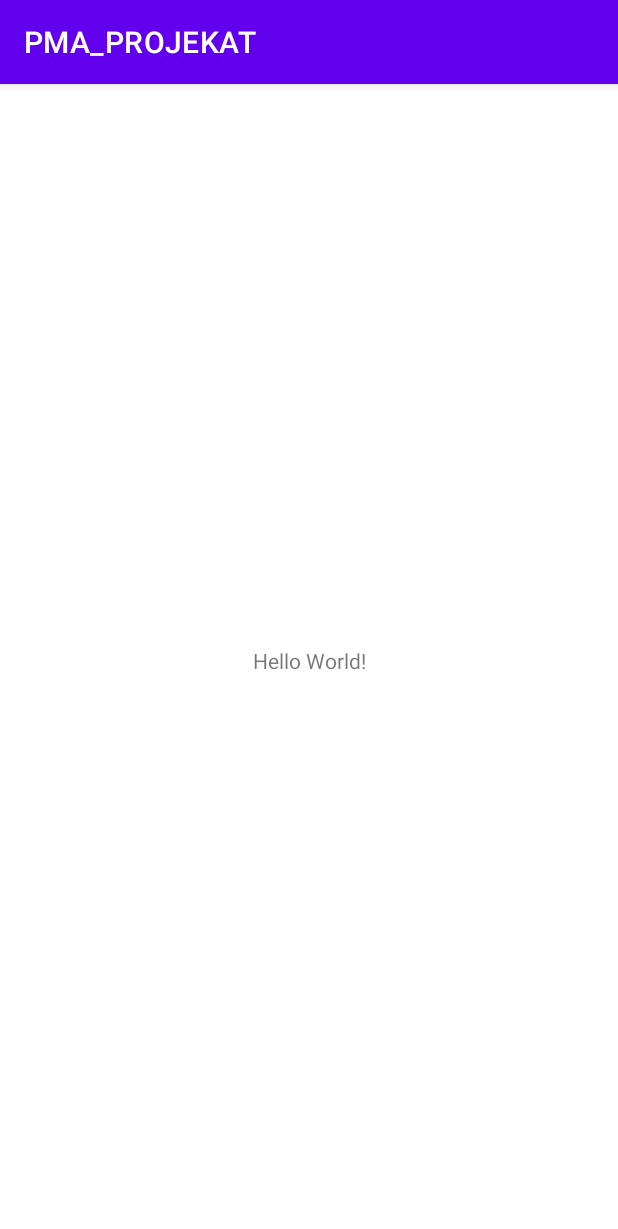
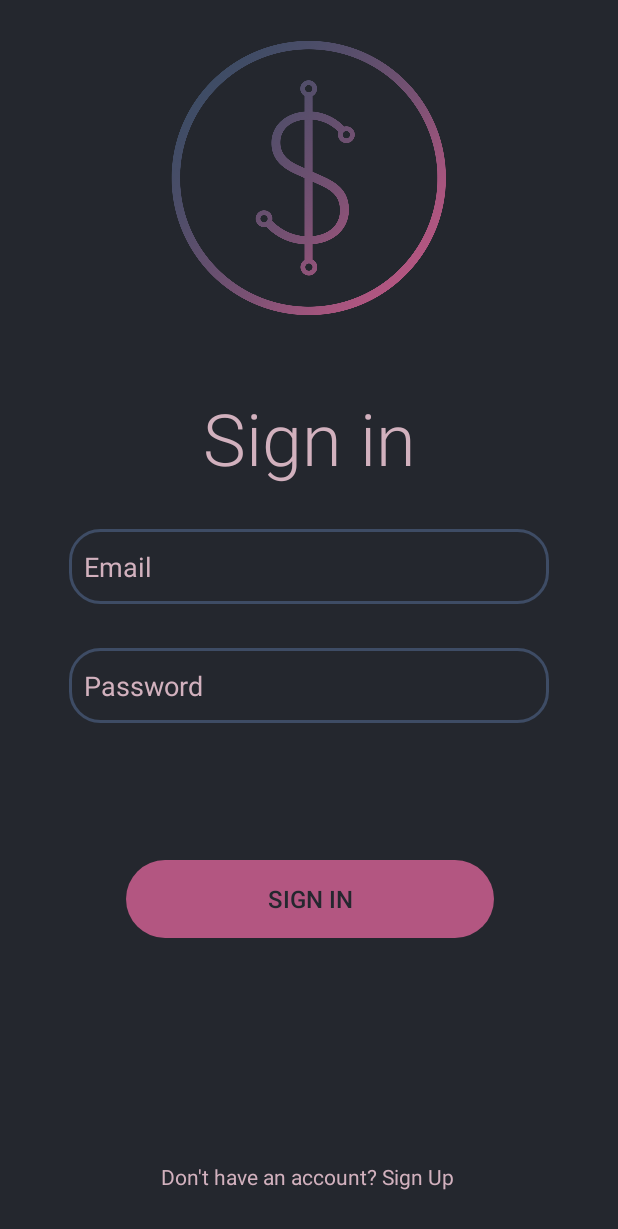
Before and after one commit to uncle-draza/ShkeCrypto, an Android app: the screen it shows after launch (MainActivity before the commit, SignInActivity after it), on a phone screen of 412 x 824 dp. Shown: the top 1229 px of the screen. Run offline under Robolectric (Android 15) with nearby library versions, the phone set to English and light mode, and no system bars.

Commit message:
skica signin strane

```diff
--- a/app/build.gradle
+++ b/app/build.gradle
@@ -6,7 +6,7 @@ plugins {
 
 android {
     namespace 'com.example.pma_projekat'
-    compileSdk 32
+    compileSdk 33
 
     defaultConfig {
         applicationId "com.example.pma_projekat"
--- a/app/src/main/AndroidManifest.xml
+++ b/app/src/main/AndroidManifest.xml
@@ -13,7 +13,7 @@
         android:theme="@style/Theme.PMA_PROJEKAT"
         tools:targetApi="31">
         <activity
-            android:name=".SignInActivity"
+            android:name=".MainActivity"
             android:exported="false">
             <meta-data
                 android:name="android.app.lib_name"
@@ -27,7 +27,7 @@
                 android:value="" />
         </activity>
         <activity
-            android:name=".MainActivity"
+            android:name=".SignInActivity"
             android:exported="true">
             <intent-filter>
                 <action android:name="android.intent.action.MAIN" />
--- a/app/src/main/java/com/example/pma_projekat/SignInActivity.kt
+++ b/app/src/main/java/com/example/pma_projekat/SignInActivity.kt
@@ -1,11 +1,29 @@
 package com.example.pma_projekat
 
+import android.os.Build
 import androidx.appcompat.app.AppCompatActivity
 import android.os.Bundle
+import android.view.View
+import android.view.Window
+import android.view.WindowManager
+import androidx.annotation.RequiresApi
+import androidx.core.view.WindowCompat
 
-class SignInActivity : AppCompatActivity() {
-    override fun onCreate(savedInstanceState: Bundle?) {
+class SignInActivity : AppCompatActivity()
+{
+
+    override fun onCreate(savedInstanceState: Bundle?)
+    {
         super.onCreate(savedInstanceState)
+
+        //window.addFlags(WindowManager.LayoutParams.FLAG_FULLSCREEN)
+
+
+        //window.attributes.layoutInDisplayCutoutMode = WindowManager.LayoutParams.LAYOUT_IN_DISPLAY_CUTOUT_MODE_SHORT_EDGES
+        requestWindowFeature(Window.FEATURE_NO_TITLE)
+
+
+
         setContentView(R.layout.activity_sign_in)
     }
 }
--- /dev/null
+++ b/app/src/main/res/drawable/rounded_button.xml
@@ -0,0 +1,7 @@
+<?xml version="1.0" encoding="utf-8"?>
+<shape xmlns:android="http://schemas.android.com/apk/res/android" android:shape="rectangle">
+    <solid android:color="#B35681" />
+    <corners android:radius="40dp"/>
+    <stroke android:width="0dp" android:color="#3E4C65"/>
+    <padding android:top="10dp" android:bottom="10dp" android:left="10dp" android:right="10dp"/>
+</shape>
--- /dev/null
+++ b/app/src/main/res/drawable/rounded_edit_text.xml
@@ -0,0 +1,7 @@
+<?xml version="1.0" encoding="utf-8"?>
+<shape xmlns:android="http://schemas.android.com/apk/res/android" android:shape="rectangle">
+    <solid android:color="#24272E" />
+    <corners android:radius="20dp"/>
+    <stroke android:width="2dp" android:color="#3E4C65"/>
+    <padding android:top="10dp" android:bottom="10dp" android:left="10dp" android:right="10dp"/>
+</shape>
--- a/app/src/main/res/layout/activity_sign_in.xml
+++ b/app/src/main/res/layout/activity_sign_in.xml
@@ -4,6 +4,111 @@
     xmlns:tools="http://schemas.android.com/tools"
     android:layout_width="match_parent"
     android:layout_height="match_parent"
+    android:background="#24272E"
     tools:context=".SignInActivity">
 
+    <TextView
+        android:id="@+id/textView"
+        android:layout_width="222dp"
+        android:layout_height="67dp"
+        android:background="#00FF0000"
+        android:fontFamily="sans-serif-light"
+        android:text="Sign in"
+        android:textAlignment="center"
+        android:textColor="#D2B1BE"
+        android:textSize="48sp"
+        app:layout_constraintBottom_toBottomOf="parent"
+        app:layout_constraintEnd_toEndOf="parent"
+        app:layout_constraintStart_toStartOf="parent"
+        app:layout_constraintTop_toTopOf="parent"
+        app:layout_constraintVertical_bias="0.343" />
+
+    <ImageView
+        android:id="@+id/imageViewLogo"
+        android:layout_width="264dp"
+        android:layout_height="237dp"
+        android:adjustViewBounds="true"
+        android:cropToPadding="false"
+        android:scaleType="fitCenter"
+        android:src="@drawable/logo"
+        app:layout_constraintBottom_toBottomOf="parent"
+        app:layout_constraintEnd_toEndOf="parent"
+        app:layout_constraintStart_toStartOf="parent"
+        app:layout_constraintTop_toTopOf="parent"
+        app:layout_constraintVertical_bias="0.0"
+        tools:src="@drawable/logo" />
+
+    <EditText
+        android:id="@+id/editTextTextEmailAddress"
+        android:layout_width="320dp"
+        android:layout_height="50dp"
+        android:background="@drawable/rounded_edit_text"
+        android:ems="10"
+        android:hint="Email"
+        android:inputType="textEmailAddress"
+        android:textColor="#D2B1BE"
+        android:textColorHint="#D2B1BE"
+        app:layout_constraintBottom_toBottomOf="parent"
+        app:layout_constraintEnd_toEndOf="parent"
+        app:layout_constraintStart_toStartOf="parent"
+        app:layout_constraintTop_toTopOf="parent"
+        app:layout_constraintVertical_bias="0.456" />
+
+    <EditText
+        android:id="@+id/editTextTextPassword"
+        android:layout_width="320dp"
+        android:layout_height="50dp"
+        android:background="@drawable/rounded_edit_text"
+        android:ems="10"
+        android:hint="Password"
+        android:inputType="textPassword"
+        android:textColorHint="#D2B1BE"
+        app:layout_constraintBottom_toBottomOf="parent"
+        app:layout_constraintEnd_toEndOf="parent"
+        app:layout_constraintStart_toStartOf="parent"
+        app:layout_constraintTop_toTopOf="parent"
+        app:layout_constraintVertical_bias="0.558" />
+
+    <androidx.appcompat.widget.AppCompatButton
+        android:id="@+id/button"
+        android:layout_width="245dp"
+        android:layout_height="52dp"
+        android:background="@drawable/rounded_button"
+        android:text="Sign in"
+        android:textColor="#24272E"
+        android:textSize="16sp"
+        app:layout_constraintBottom_toBottomOf="parent"
+        app:layout_constraintEnd_toEndOf="parent"
+        app:layout_constraintHorizontal_bias="0.504"
+        app:layout_constraintStart_toStartOf="parent"
+        app:layout_constraintTop_toTopOf="parent"
+        app:layout_constraintVertical_bias="0.743" />
+
+    <TextView
+        android:id="@+id/textView2"
+        android:layout_width="wrap_content"
+        android:layout_height="wrap_content"
+        android:clickable="false"
+        android:text="Don't have an account? "
+        android:textColor="#D2B1BE"
+        app:layout_constraintBottom_toBottomOf="parent"
+        app:layout_constraintEnd_toEndOf="parent"
+        app:layout_constraintHorizontal_bias="0.406"
+        app:layout_constraintStart_toStartOf="parent"
+        app:layout_constraintTop_toTopOf="parent"
+        app:layout_constraintVertical_bias="0.963" />
+
+    <TextView
+        android:id="@+id/textView3"
+        android:layout_width="wrap_content"
+        android:layout_height="wrap_content"
+        android:clickable="false"
+        android:text="Sign Up"
+        android:textColor="#D2B1BE"
+        app:layout_constraintBottom_toBottomOf="parent"
+        app:layout_constraintEnd_toEndOf="parent"
+        app:layout_constraintHorizontal_bias="0.0"
+        app:layout_constraintStart_toEndOf="@+id/textView2"
+        app:layout_constraintTop_toTopOf="parent"
+        app:layout_constraintVertical_bias="0.963" />
 </androidx.constraintlayout.widget.ConstraintLayout>
--- a/app/src/main/res/layout/activity_sign_up.xml
+++ b/app/src/main/res/layout/activity_sign_up.xml
@@ -4,6 +4,7 @@
     xmlns:tools="http://schemas.android.com/tools"
     android:layout_width="match_parent"
     android:layout_height="match_parent"
+    android:background="#24272E"
     tools:context=".SignUpActivity">
 
 </androidx.constraintlayout.widget.ConstraintLayout>
--- a/app/src/main/res/values/themes.xml
+++ b/app/src/main/res/values/themes.xml
@@ -1,16 +1,20 @@
 <resources xmlns:tools="http://schemas.android.com/tools">
     <!-- Base application theme. -->
-    <style name="Theme.PMA_PROJEKAT" parent="Theme.MaterialComponents.DayNight.DarkActionBar">
+    <style name="Theme.PMA_PROJEKAT" parent="Theme.MaterialComponents.DayNight.NoActionBar">
         <!-- Primary brand color. -->
         <item name="colorPrimary">@color/purple_500</item>
-        <item name="colorPrimaryVariant">@color/purple_700</item>
-        <item name="colorOnPrimary">@color/white</item>
+        <item name="colorPrimaryVariant">#24272E</item>
+        <item name="colorOnPrimary">#FFEB3B</item>
         <!-- Secondary brand color. -->
         <item name="colorSecondary">@color/teal_200</item>
         <item name="colorSecondaryVariant">@color/teal_700</item>
         <item name="colorOnSecondary">@color/black</item>
         <!-- Status bar color. -->
-        <item name="android:statusBarColor">?attr/colorPrimaryVariant</item>
+        <item name="android:statusBarColor">#24272E</item>
+        <item name="android:navigationBarColor">#24272E</item>
         <!-- Customize your theme here. -->
+        <item name="android:windowLayoutInDisplayCutoutMode" tools:targetApi="o_mr1">
+            shortEdges
+        </item>
     </style>
 </resources>
```
Also changed, not shown: app/src/main/res/drawable/logo.png (added).
